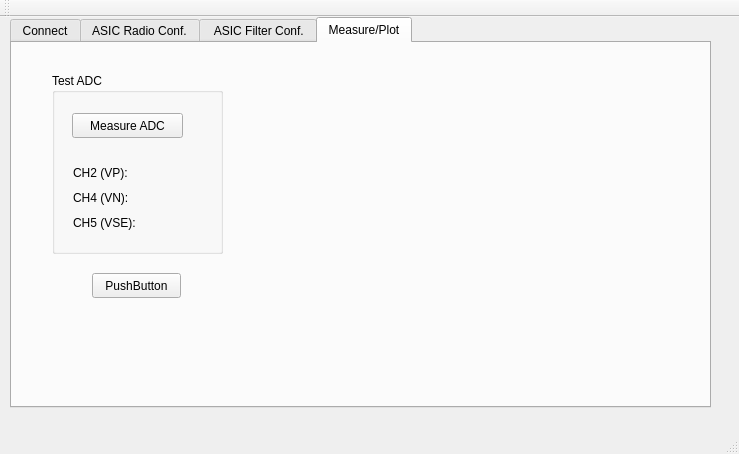
Old version of the form BioDriver/bio2016/mainwindow.ui in the repository saul-rodriguez/Qt.
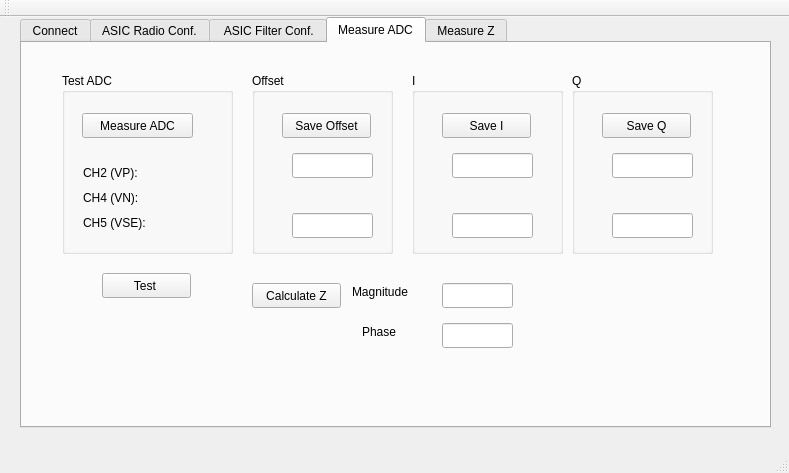
New version of the form. The open tabs and pages were chosen to show the change.

```diff
--- a/BioDriver/bio2016/mainwindow.ui
+++ b/BioDriver/bio2016/mainwindow.ui
@@ -6,8 +6,8 @@
    <rect>
     <x>0</x>
     <y>0</y>
-    <width>739</width>
-    <height>454</height>
+    <width>789</width>
+    <height>473</height>
    </rect>
   </property>
   <property name="windowTitle">
@@ -17,10 +17,10 @@
    <widget class="QTabWidget" name="tabWidget">
     <property name="geometry">
      <rect>
-      <x>10</x>
+      <x>20</x>
       <y>0</y>
-      <width>701</width>
-      <height>391</height>
+      <width>751</width>
+      <height>411</height>
      </rect>
     </property>
     <property name="currentIndex">
@@ -644,7 +644,7 @@
     </widget>
     <widget class="QWidget" name="tab_3">
      <attribute name="title">
-      <string>Measure/Plot</string>
+      <string>Measure ADC</string>
      </attribute>
      <widget class="QGroupBox" name="groupBox_5">
       <property name="geometry">
@@ -715,7 +715,268 @@
        </rect>
       </property>
       <property name="text">
-       <string>PushButton</string>
+       <string>Test </string>
+      </property>
+     </widget>
+     <widget class="QGroupBox" name="groupBox_6">
+      <property name="geometry">
+       <rect>
+        <x>230</x>
+        <y>30</y>
+        <width>141</width>
+        <height>181</height>
+       </rect>
+      </property>
+      <property name="title">
+       <string>Offset</string>
+      </property>
+      <widget class="QPushButton" name="pushButtonSaveOffset">
+       <property name="geometry">
+        <rect>
+         <x>30</x>
+         <y>40</y>
+         <width>89</width>
+         <height>25</height>
+        </rect>
+       </property>
+       <property name="text">
+        <string>Save Offset</string>
+       </property>
+      </widget>
+      <widget class="QLineEdit" name="lineEditOffsetDiff">
+       <property name="geometry">
+        <rect>
+         <x>40</x>
+         <y>80</y>
+         <width>81</width>
+         <height>25</height>
+        </rect>
+       </property>
+      </widget>
+      <widget class="QLineEdit" name="lineEditOffsetSE">
+       <property name="geometry">
+        <rect>
+         <x>40</x>
+         <y>140</y>
+         <width>81</width>
+         <height>25</height>
+        </rect>
+       </property>
+      </widget>
+     </widget>
+     <widget class="QGroupBox" name="groupBox_7">
+      <property name="geometry">
+       <rect>
+        <x>390</x>
+        <y>30</y>
+        <width>151</width>
+        <height>181</height>
+       </rect>
+      </property>
+      <property name="title">
+       <string>I</string>
+      </property>
+      <widget class="QLineEdit" name="lineEditIDiff">
+       <property name="geometry">
+        <rect>
+         <x>40</x>
+         <y>80</y>
+         <width>81</width>
+         <height>25</height>
+        </rect>
+       </property>
+      </widget>
+      <widget class="QLineEdit" name="lineEditISE">
+       <property name="geometry">
+        <rect>
+         <x>40</x>
+         <y>140</y>
+         <width>81</width>
+         <height>25</height>
+        </rect>
+       </property>
+      </widget>
+      <widget class="QPushButton" name="pushButtonSaveI">
+       <property name="geometry">
+        <rect>
+         <x>30</x>
+         <y>40</y>
+         <width>89</width>
+         <height>25</height>
+        </rect>
+       </property>
+       <property name="text">
+        <string>Save I</string>
+       </property>
+      </widget>
+     </widget>
+     <widget class="QGroupBox" name="groupBox_8">
+      <property name="geometry">
+       <rect>
+        <x>550</x>
+        <y>30</y>
+        <width>141</width>
+        <height>181</height>
+       </rect>
+      </property>
+      <property name="title">
+       <string>Q</string>
+      </property>
+      <widget class="QPushButton" name="pushButtonSaveQ">
+       <property name="geometry">
+        <rect>
+         <x>30</x>
+         <y>40</y>
+         <width>89</width>
+         <height>25</height>
+        </rect>
+       </property>
+       <property name="text">
+        <string>Save Q</string>
+       </property>
+      </widget>
+      <widget class="QLineEdit" name="lineEditQDiff">
+       <property name="geometry">
+        <rect>
+         <x>40</x>
+         <y>80</y>
+         <width>81</width>
+         <height>25</height>
+        </rect>
+       </property>
+      </widget>
+      <widget class="QLineEdit" name="lineEditQSE">
+       <property name="geometry">
+        <rect>
+         <x>40</x>
+         <y>140</y>
+         <width>81</width>
+         <height>25</height>
+        </rect>
+       </property>
+      </widget>
+     </widget>
+     <widget class="QLineEdit" name="lineEditMag">
+      <property name="geometry">
+       <rect>
+        <x>420</x>
+        <y>240</y>
+        <width>71</width>
+        <height>25</height>
+       </rect>
+      </property>
+     </widget>
+     <widget class="QLabel" name="label_3">
+      <property name="geometry">
+       <rect>
+        <x>330</x>
+        <y>240</y>
+        <width>81</width>
+        <height>17</height>
+       </rect>
+      </property>
+      <property name="text">
+       <string>Magnitude</string>
+      </property>
+     </widget>
+     <widget class="QLabel" name="label_4">
+      <property name="geometry">
+       <rect>
+        <x>340</x>
+        <y>280</y>
+        <width>67</width>
+        <height>17</height>
+       </rect>
+      </property>
+      <property name="text">
+       <string>Phase</string>
+      </property>
+     </widget>
+     <widget class="QLineEdit" name="lineEditPhase">
+      <property name="geometry">
+       <rect>
+        <x>420</x>
+        <y>280</y>
+        <width>71</width>
+        <height>25</height>
+       </rect>
+      </property>
+     </widget>
+     <widget class="QPushButton" name="pushButtonCalcZ">
+      <property name="geometry">
+       <rect>
+        <x>230</x>
+        <y>240</y>
+        <width>89</width>
+        <height>25</height>
+       </rect>
+      </property>
+      <property name="text">
+       <string>Calculate Z</string>
+      </property>
+     </widget>
+    </widget>
+    <widget class="QWidget" name="tab_5">
+     <attribute name="title">
+      <string>Measure Z</string>
+     </attribute>
+     <widget class="QPushButton" name="pushButtonMeasureZ">
+      <property name="geometry">
+       <rect>
+        <x>100</x>
+        <y>30</y>
+        <width>89</width>
+        <height>25</height>
+       </rect>
+      </property>
+      <property name="text">
+       <string>Measure Z</string>
+      </property>
+     </widget>
+     <widget class="QLineEdit" name="lineEditMeasuredMag">
+      <property name="geometry">
+       <rect>
+        <x>100</x>
+        <y>70</y>
+        <width>113</width>
+        <height>25</height>
+       </rect>
+      </property>
+     </widget>
+     <widget class="QLineEdit" name="lineEditMeasuredPhase">
+      <property name="geometry">
+       <rect>
+        <x>100</x>
+        <y>110</y>
+        <width>113</width>
+        <height>25</height>
+       </rect>
+      </property>
+     </widget>
+     <widget class="QLabel" name="label_5">
+      <property name="geometry">
+       <rect>
+        <x>10</x>
+        <y>70</y>
+        <width>81</width>
+        <height>17</height>
+       </rect>
+      </property>
+      <property name="text">
+       <string>Magnitude</string>
+      </property>
+     </widget>
+     <widget class="QLabel" name="label_6">
+      <property name="geometry">
+       <rect>
+        <x>40</x>
+        <y>110</y>
+        <width>51</width>
+        <height>17</height>
+       </rect>
+      </property>
+      <property name="text">
+       <string>Phase</string>
       </property>
      </widget>
     </widget>
```
Left out of the diff: 6 changed lines with no effect on the pictures.
